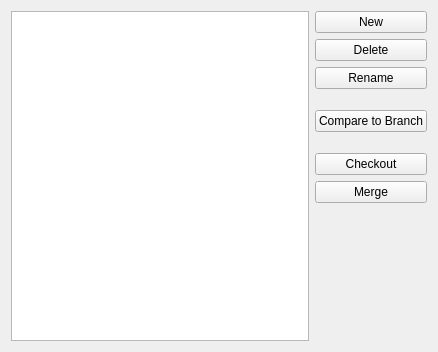
The window that vcs/dvcs/ui/branchmanager.ui (KDE/kdevelop) describes before a commit, drawn with Qt 5.
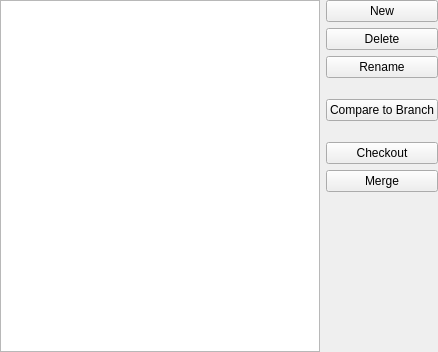
The same window after the commit.

Commit message: Remove additional margins in some VCS-related UI

Diff of the .ui file:
```diff
--- a/vcs/dvcs/ui/branchmanager.ui
+++ b/vcs/dvcs/ui/branchmanager.ui
@@ -11,6 +11,18 @@
    </rect>
   </property>
   <layout class="QGridLayout" name="gridLayout">
+   <property name="leftMargin">
+    <number>0</number>
+   </property>
+   <property name="topMargin">
+    <number>0</number>
+   </property>
+   <property name="rightMargin">
+    <number>0</number>
+   </property>
+   <property name="bottomMargin">
+    <number>0</number>
+   </property>
    <item row="0" column="1">
     <layout class="QVBoxLayout" name="verticalLayout">
      <item>
```
The commit also changes 4 other files.
